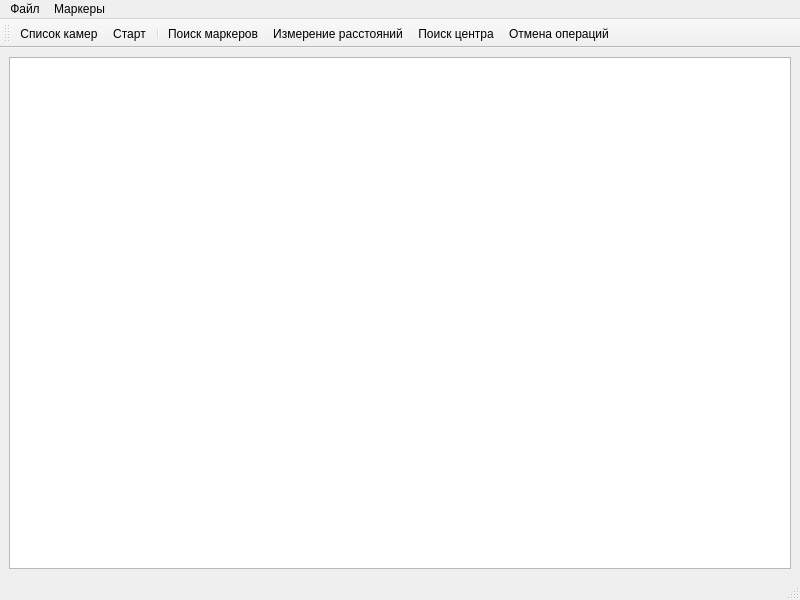
Old version of the form mainwindow.ui in the repository layxproud/QAruCo.
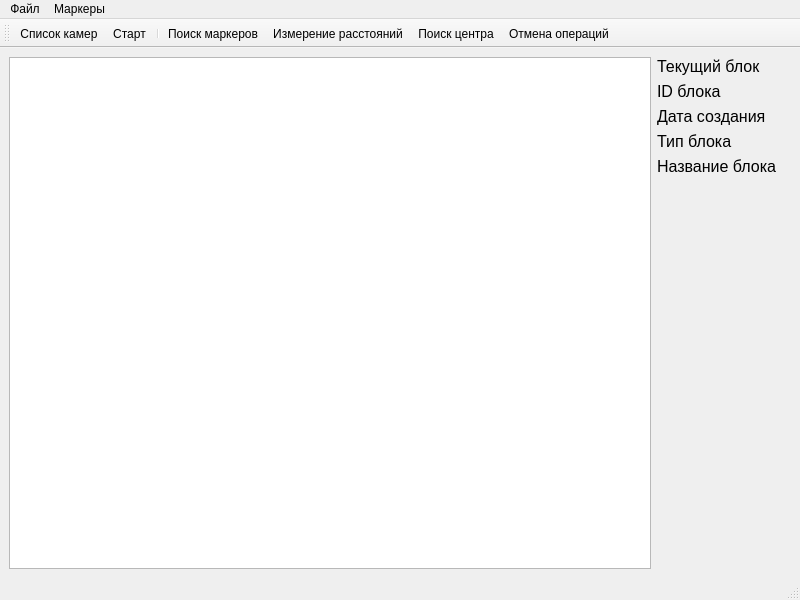
New version of the form. Icons and pictures are not drawn.

Commit message: feat: Added current block info

Diff of the .ui file:
```diff
--- a/mainwindow.ui
+++ b/mainwindow.ui
@@ -24,14 +24,91 @@
      <layout class="QVBoxLayout" name="cameraLayout"/>
     </item>
     <item>
-     <widget class="QListView" name="markersList">
-      <property name="sizePolicy">
-       <sizepolicy hsizetype="Expanding" vsizetype="Minimum">
-        <horstretch>0</horstretch>
-        <verstretch>0</verstretch>
-       </sizepolicy>
-      </property>
-     </widget>
+     <layout class="QHBoxLayout" name="horizontalLayout">
+      <item>
+       <widget class="QListView" name="markersList">
+        <property name="sizePolicy">
+         <sizepolicy hsizetype="Expanding" vsizetype="Minimum">
+          <horstretch>0</horstretch>
+          <verstretch>0</verstretch>
+         </sizepolicy>
+        </property>
+       </widget>
+      </item>
+      <item>
+       <layout class="QFormLayout" name="formLayout">
+        <property name="rightMargin">
+         <number>0</number>
+        </property>
+        <property name="bottomMargin">
+         <number>0</number>
+        </property>
+        <item row="0" column="0" colspan="2">
+         <widget class="QLabel" name="currentConfiguration">
+          <property name="text">
+           <string>Текущий блок</string>
+          </property>
+         </widget>
+        </item>
+        <item row="2" column="0">
+         <widget class="QLabel" name="configurationDateLabel">
+          <property name="text">
+           <string>Дата создания</string>
+          </property>
+         </widget>
+        </item>
+        <item row="2" column="1">
+         <widget class="QLabel" name="configurationDateValue">
+          <property name="text">
+           <string/>
+          </property>
+         </widget>
+        </item>
+        <item row="1" column="0">
+         <widget class="QLabel" name="configurationIdLabel">
+          <property name="text">
+           <string>ID блока</string>
+          </property>
+         </widget>
+        </item>
+        <item row="1" column="1">
+         <widget class="QLabel" name="configurationIdValue">
+          <property name="text">
+           <string/>
+          </property>
+         </widget>
+        </item>
+        <item row="3" column="1">
+         <widget class="QLabel" name="configurationTypeValue">
+          <property name="text">
+           <string/>
+          </property>
+         </widget>
+        </item>
+        <item row="3" column="0">
+         <widget class="QLabel" name="configurationTypeLabel">
+          <property name="text">
+           <string>Тип блока</string>
+          </property>
+         </widget>
+        </item>
+        <item row="4" column="0">
+         <widget class="QLabel" name="configurationNameLabel">
+          <property name="text">
+           <string>Название блока</string>
+          </property>
+         </widget>
+        </item>
+        <item row="4" column="1">
+         <widget class="QLabel" name="configurationNameValue">
+          <property name="text">
+           <string/>
+          </property>
+         </widget>
+        </item>
+       </layout>
+      </item>
+     </layout>
     </item>
    </layout>
   </widget>
```
The commit also changes 9 other files.
